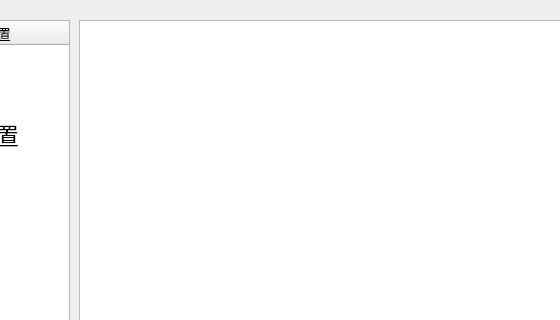
Before: the Qt Designer form A66-app/systemsetting.ui in Tetraelc/A66_PRO, drawn with Qt 5; both pictures show x 131 to 691 and y 0 to 320 of the 1024 by 540 pixel window.
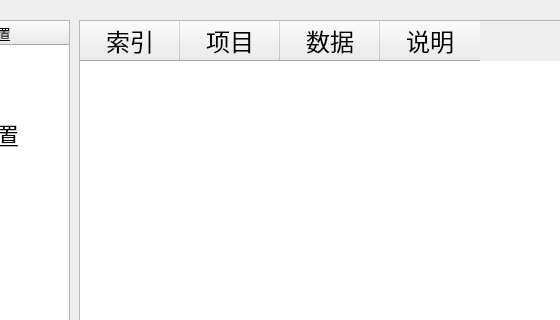
After: the same form once the commit is applied.

Patch:
```diff
--- a/A66-app/systemsetting.ui
+++ b/A66-app/systemsetting.ui
@@ -152,7 +152,7 @@
       <number>4</number>
      </property>
      <attribute name="horizontalHeaderVisible">
-      <bool>false</bool>
+      <bool>true</bool>
      </attribute>
      <attribute name="horizontalHeaderHighlightSections">
       <bool>false</bool>
```
